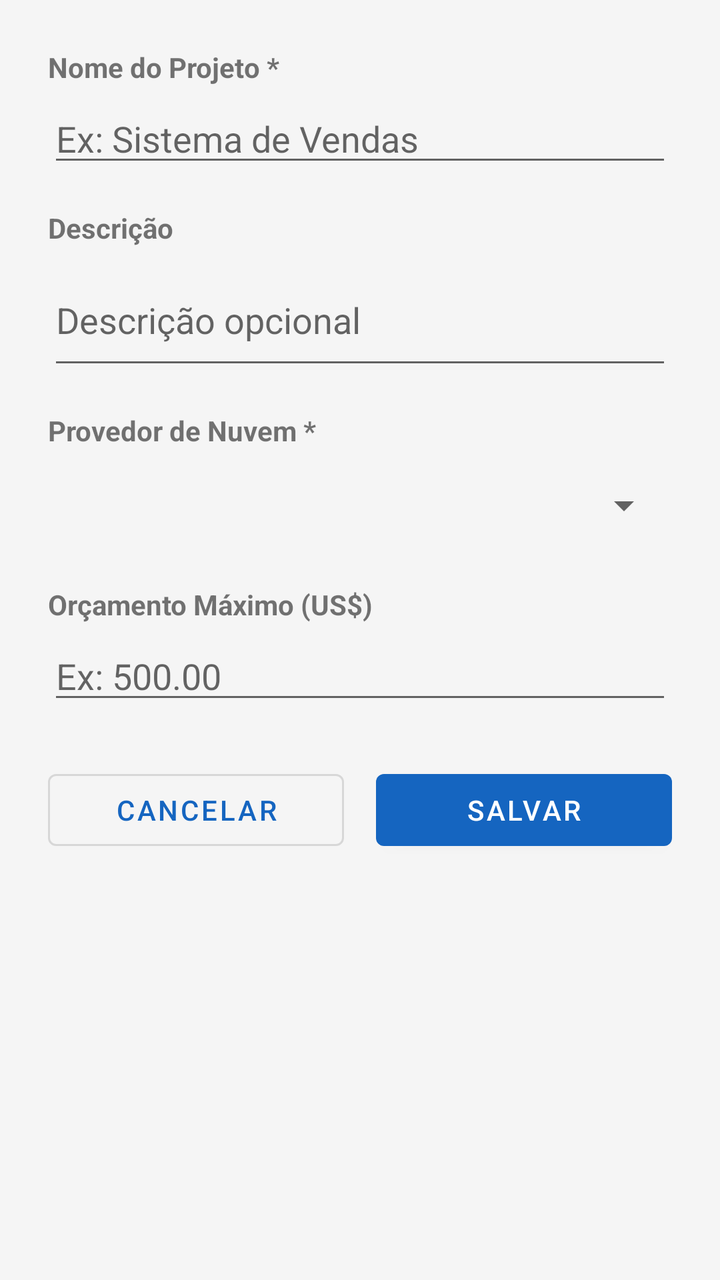
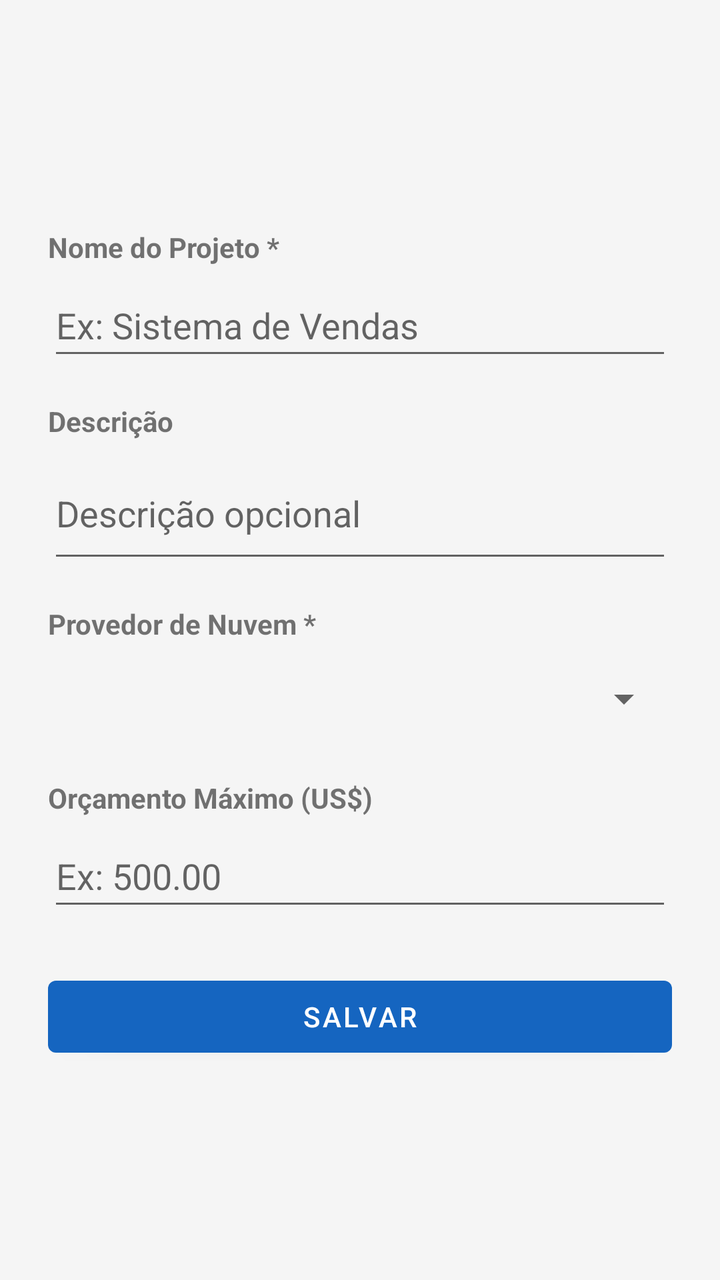

The first picture is an Android layout as it rendered before a commit; the second is the same layout after the commit. The layout source and the unified diff follow.
<!-- AndroidManifest.xml: application theme Theme.FinOpsSimulator -->
<!-- res/layout/activity_form_projeto.xml -->
<?xml version="1.0" encoding="utf-8"?>
<ScrollView xmlns:android="http://schemas.android.com/apk/res/android"
    android:layout_width="match_parent"
    android:layout_height="match_parent"
    android:background="@color/background">

    <LinearLayout
        android:layout_width="match_parent"
        android:layout_height="wrap_content"
        android:orientation="vertical"
        android:padding="24dp">

        <TextView
            android:layout_width="wrap_content"
            android:layout_height="wrap_content"
            android:text="Nome do Projeto *"
            android:textStyle="bold"
            android:layout_marginBottom="4dp" />

        <EditText
            android:id="@+id/etProjetoNome"
            android:layout_width="match_parent"
            android:layout_height="wrap_content"
            android:hint="Ex: Sistema de Vendas"
            android:inputType="text"
            android:maxLines="1"
            android:layout_marginBottom="16dp" />

        <TextView
            android:layout_width="wrap_content"
            android:layout_height="wrap_content"
            android:text="Descrição"
            android:textStyle="bold"
            android:layout_marginBottom="4dp" />

        <EditText
            android:id="@+id/etProjetoDescricao"
            android:layout_width="match_parent"
            android:layout_height="wrap_content"
            android:hint="Descrição opcional"
            android:inputType="textMultiLine"
            android:minLines="2"
            android:layout_marginBottom="16dp" />

        <TextView
            android:layout_width="wrap_content"
            android:layout_height="wrap_content"
            android:text="Provedor de Nuvem *"
            android:textStyle="bold"
            android:layout_marginBottom="4dp" />

        <Spinner
            android:id="@+id/spProjetoProvedor"
            android:layout_width="match_parent"
            android:layout_height="48dp"
            android:layout_marginBottom="16dp" />

        <TextView
            android:layout_width="wrap_content"
            android:layout_height="wrap_content"
            android:text="Orçamento Máximo (US$)"
            android:textStyle="bold"
            android:layout_marginBottom="4dp" />

        <EditText
            android:id="@+id/etProjetoOrcamento"
            android:layout_width="match_parent"
            android:layout_height="wrap_content"
            android:hint="Ex: 500.00"
            android:inputType="numberDecimal"
            android:layout_marginBottom="24dp" />

        <LinearLayout
            android:layout_width="match_parent"
            android:layout_height="wrap_content"
            android:orientation="horizontal">

            <Button
                android:id="@+id/btnProjetoCancelar"
                android:layout_width="0dp"
                android:layout_height="wrap_content"
                android:layout_weight="1"
                android:text="@string/cancelar"
                style="@style/Widget.MaterialComponents.Button.OutlinedButton"
                android:layout_marginEnd="8dp" />

            <Button
                android:id="@+id/btnProjetoSalvar"
                android:layout_width="0dp"
                android:layout_height="wrap_content"
                android:layout_weight="1"
                android:text="@string/salvar"
                android:layout_marginStart="8dp" />
        </LinearLayout>
    </LinearLayout>
</ScrollView>
<!-- resources referenced by this layout -->
<resources>
  <color name="background">#F5F5F5</color>
  <string name="cancelar">Cancelar</string>
  <string name="salvar">Salvar</string>
  <style name="Theme.FinOpsSimulator" parent="Theme.MaterialComponents.DayNight.DarkActionBar">
          <item name="colorPrimary">@color/primary</item>
          <item name="colorPrimaryVariant">@color/primary_dark</item>
          <item name="colorOnPrimary">@color/white</item>
          <item name="colorSecondary">@color/accent</item>
          <item name="colorOnSecondary">@color/white</item>
          <item name="android:statusBarColor">@color/primary_dark</item>
      </style>
  <color name="primary">#1565C0</color>
  <color name="primary_dark">#0D47A1</color>
  <color name="white">#FFFFFFFF</color>
  <color name="accent">#FF6F00</color>
</resources>

<!-- the commit's change to res/layout/activity_form_projeto.xml (unified diff, before → after) -->
@@ -13,41 +13,43 @@
         <TextView
             android:layout_width="wrap_content"
             android:layout_height="wrap_content"
+            android:layout_marginTop="90dp"
+            android:layout_marginBottom="4dp"
             android:text="Nome do Projeto *"
-            android:textStyle="bold"
-            android:layout_marginBottom="4dp" />
+            android:textStyle="bold" />
 
         <EditText
             android:id="@+id/etProjetoNome"
             android:layout_width="match_parent"
             android:layout_height="wrap_content"
+            android:layout_marginBottom="16dp"
             android:hint="Ex: Sistema de Vendas"
             android:inputType="text"
             android:maxLines="1"
-            android:layout_marginBottom="16dp" />
+            android:minHeight="48dp" />
 
         <TextView
             android:layout_width="wrap_content"
             android:layout_height="wrap_content"
+            android:layout_marginBottom="4dp"
             android:text="Descrição"
-            android:textStyle="bold"
-            android:layout_marginBottom="4dp" />
+            android:textStyle="bold" />
 
         <EditText
             android:id="@+id/etProjetoDescricao"
             android:layout_width="match_parent"
             android:layout_height="wrap_content"
+            android:layout_marginBottom="16dp"
             android:hint="Descrição opcional"
             android:inputType="textMultiLine"
-            android:minLines="2"
-            android:layout_marginBottom="16dp" />
+            android:minLines="2" />
 
         <TextView
             android:layout_width="wrap_content"
             android:layout_height="wrap_content"
+            android:layout_marginBottom="4dp"
             android:text="Provedor de Nuvem *"
-            android:textStyle="bold"
-            android:layout_marginBottom="4dp" />
+            android:textStyle="bold" />
 
         <Spinner
             android:id="@+id/spProjetoProvedor"
@@ -58,39 +60,25 @@
         <TextView
             android:layout_width="wrap_content"
             android:layout_height="wrap_content"
+            android:layout_marginBottom="4dp"
             android:text="Orçamento Máximo (US$)"
-            android:textStyle="bold"
-            android:layout_marginBottom="4dp" />
+            android:textStyle="bold" />
 
         <EditText
             android:id="@+id/etProjetoOrcamento"
             android:layout_width="match_parent"
             android:layout_height="wrap_content"
+            android:layout_marginBottom="24dp"
             android:hint="Ex: 500.00"
             android:inputType="numberDecimal"
-            android:layout_marginBottom="24dp" />
+            android:minHeight="48dp" />
 
-        <LinearLayout
+        <Button
+            android:id="@+id/btnProjetoSalvar"
             android:layout_width="match_parent"
             android:layout_height="wrap_content"
-            android:orientation="horizontal">
+            android:onClick="salvar"
+            android:text="@string/salvar" />
 
-            <Button
-                android:id="@+id/btnProjetoCancelar"
-                android:layout_width="0dp"
-                android:layout_height="wrap_content"
-                android:layout_weight="1"
-                android:text="@string/cancelar"
-                style="@style/Widget.MaterialComponents.Button.OutlinedButton"
-                android:layout_marginEnd="8dp" />
-
-            <Button
-                android:id="@+id/btnProjetoSalvar"
-                android:layout_width="0dp"
-                android:layout_height="wrap_content"
-                android:layout_weight="1"
-                android:text="@string/salvar"
-                android:layout_marginStart="8dp" />
-        </LinearLayout>
     </LinearLayout>
 </ScrollView>
<!-- resource entries referenced after the edit -->
@@ -1,7 +1,6 @@
 <!-- resources referenced by this layout -->
 <resources>
   <color name="background">#F5F5F5</color>
-  <string name="cancelar">Cancelar</string>
   <string name="salvar">Salvar</string>
   <style name="Theme.FinOpsSimulator" parent="Theme.MaterialComponents.DayNight.DarkActionBar">
           <item name="colorPrimary">@color/primary</item>
